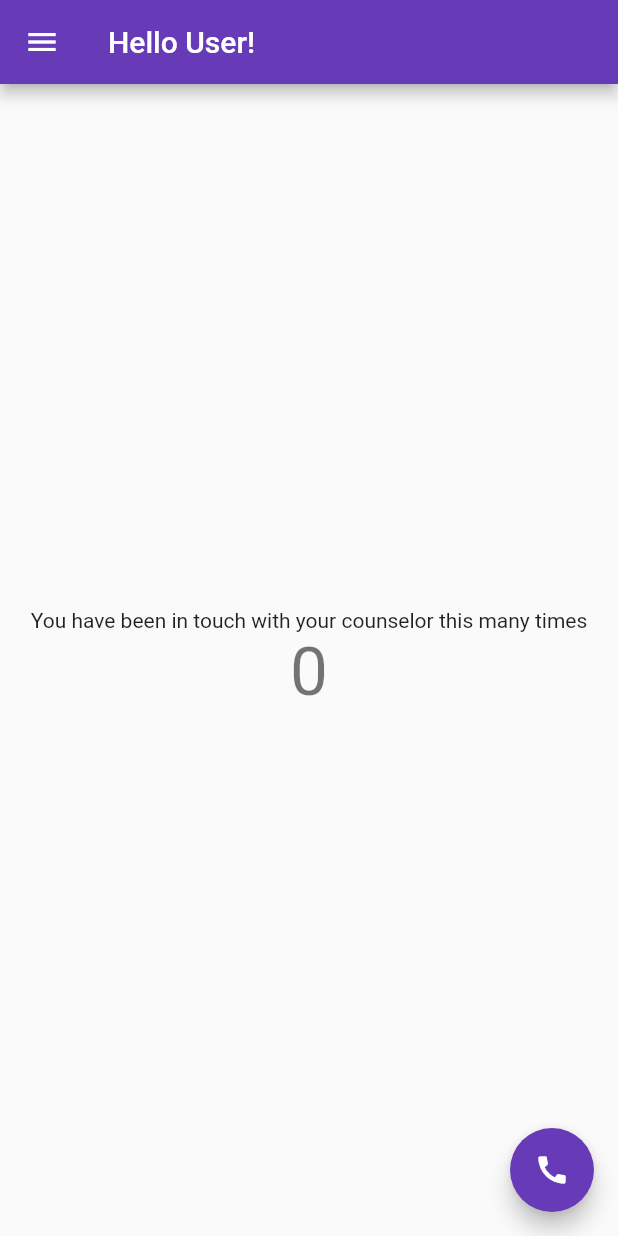
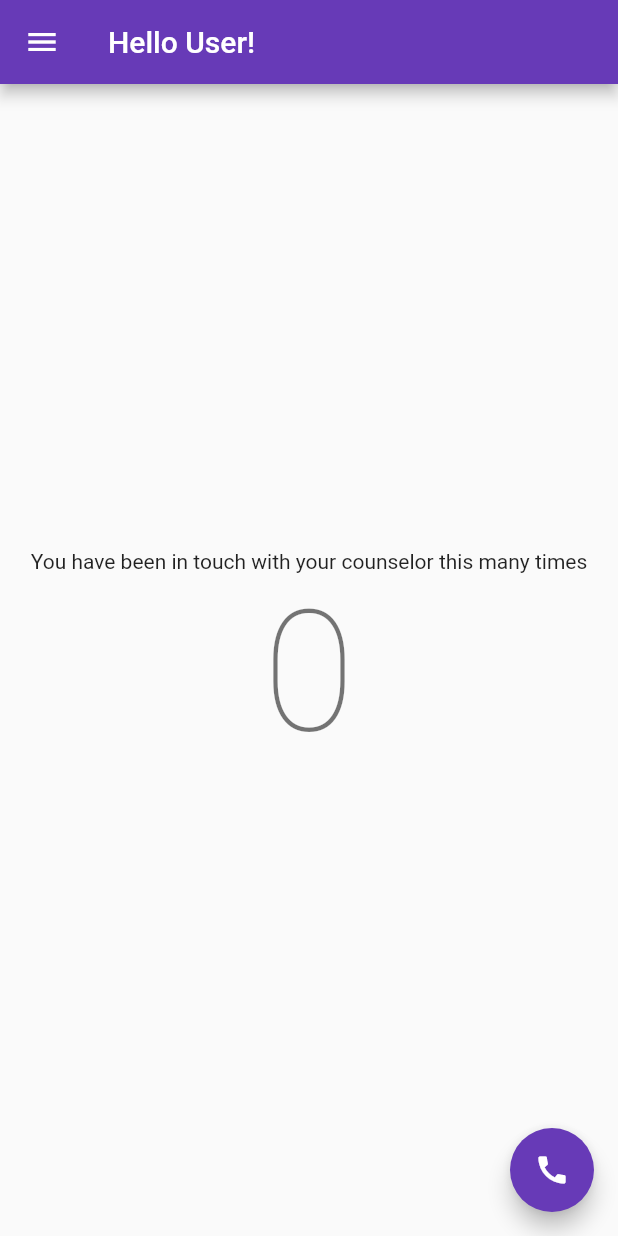
Before and after one commit to soyoybean/my-uni, a Flutter app: the screen it shows after launch, on a phone screen of 412 x 824 dp. Run offline on Flutter 3.47's test engine with Material 2 defaults, Android fonts, the phone set to English and light mode, and no system bars; our stand-ins replace geolocator.

Commit message:
help geolocator is harrassing me

```diff
--- a/lib/main.dart
+++ b/lib/main.dart
@@ -146,7 +146,7 @@ class _MyHomePageState extends State<MyHomePage> {
             ),
             Text(
               '$_counter',
-              style: Theme.of(context).textTheme.display2,
+              style: Theme.of(context).textTheme.headline1,
             ),
           ],
         ),
```
Also changed, not shown: 4 other files.
